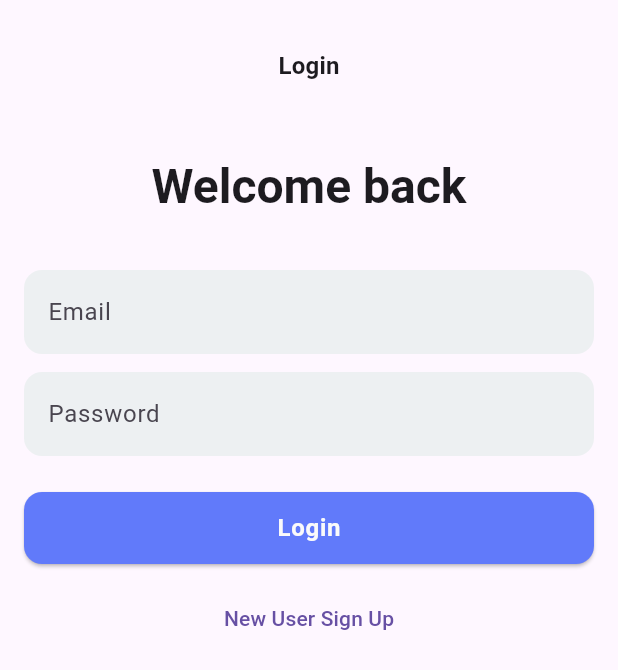
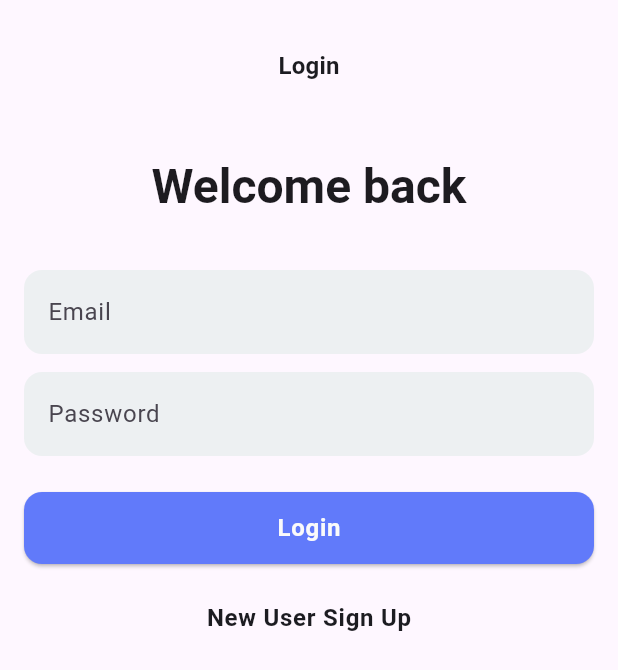
Before and after one commit to Kurczaak/flutter_chat_app, a Flutter app: the screen it shows after launch, on a phone screen of 412 x 824 dp. Shown: the top 670 px of the screen. Run offline on Flutter 3.47's test engine with Material 3 defaults, Android fonts, the phone set to English and light mode, and no system bars; our stand-ins replace bloc, dartz, dio, flutter_bloc, flutter_hooks, flutter_secure_storage and 5 more; generated files the repository leaves out were written again.

Commit message:
style: add text button theme

```diff
--- a/lib/main.dart
+++ b/lib/main.dart
@@ -55,6 +55,8 @@ class MainApp extends StatelessWidget {
                 BorderRadius.all(Radius.circular(AppDimens.borderRadius)),
           ),
         ),
+        textTheme:
+            context.theme.textTheme.apply(bodyColor: AppColors.textColor),
         elevatedButtonTheme: ElevatedButtonThemeData(
           style: ElevatedButton.styleFrom(
             textStyle: context.theme.textTheme.bodyLarge?.copyWith(
@@ -68,6 +70,14 @@ class MainApp extends StatelessWidget {
             ),
           ),
         ),
+        textButtonTheme: TextButtonThemeData(
+          style: TextButton.styleFrom(
+            textStyle: context.theme.textTheme.bodyLarge?.copyWith(
+              fontWeight: FontWeight.bold,
+            ),
+            foregroundColor: AppColors.textColor,
+          ),
+        ),
       ),
       routes: {
         '/login': (context) => const LoginPage(),
--- a/lib/style/app_colors.dart
+++ b/lib/style/app_colors.dart
@@ -4,4 +4,5 @@ abstract class AppColors {
   static const secondaryColor = Color(0xFFEDF0F2);
   static const primaryColor = Color(0xFF617AFA);
   static const onPrimary = Color(0xFFFAFAFA);
+  static const textColor = Color(0xFF1C1C21);
 }
```
